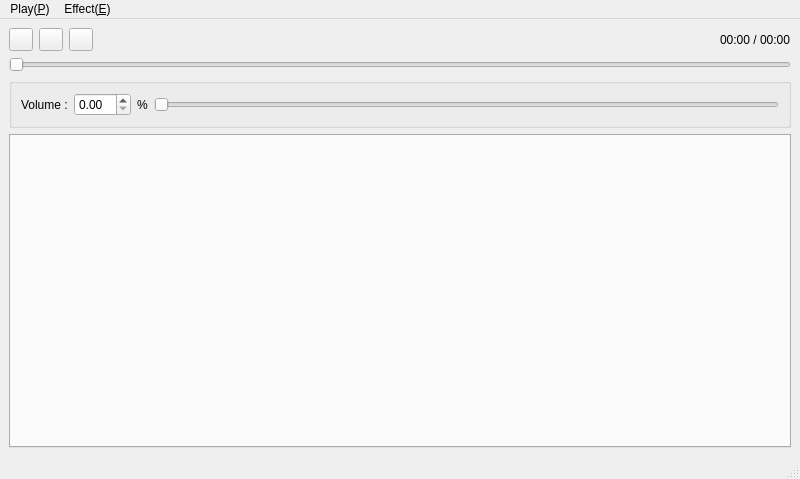
Old version of the form qt_gui/src/MainWnd/MainWnd.ui in the repository ryotayama/hayaemon_windows.
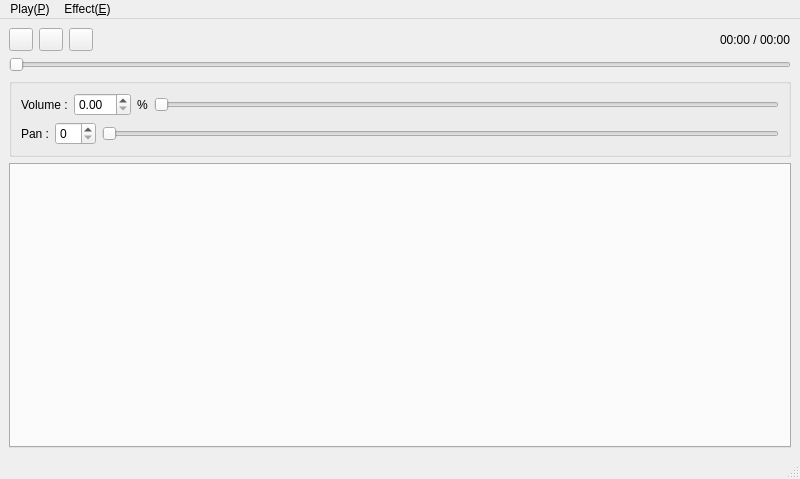
New version of the form. Icons and pictures are not drawn. Custom widgets are drawn as their Qt base class.

What changed in the file:
```diff
--- a/qt_gui/src/MainWnd/MainWnd.ui
+++ b/qt_gui/src/MainWnd/MainWnd.ui
@@ -18,7 +18,7 @@
     <normaloff>:/icon/resource/icon1.ico</normaloff>:/icon/resource/icon1.ico</iconset>
   </property>
   <widget class="QWidget" name="centralwidget">
-   <layout class="QVBoxLayout" name="verticalLayout">
+   <layout class="QVBoxLayout" name="verticalLayout_2">
     <item>
      <layout class="QHBoxLayout" name="horizontalLayout">
       <item>
@@ -103,7 +103,9 @@
       <property name="flat">
        <bool>true</bool>
       </property>
-      <layout class="QHBoxLayout" name="horizontalLayout_2">
+      <layout class="QVBoxLayout" name="verticalLayout">
+       <item>
+        <layout class="QHBoxLayout" name="horizontalLayout_3">
        <item>
         <widget class="QLabel" name="volumeLabel">
          <property name="text">
@@ -129,6 +131,29 @@
         </widget>
        </item>
       </layout>
+       </item>
+       <item>
+        <layout class="QHBoxLayout" name="horizontalLayout_5">
+         <item>
+          <widget class="QLabel" name="panLabel">
+           <property name="text">
+            <string>Pan :</string>
+           </property>
+          </widget>
+         </item>
+         <item>
+          <widget class="QSpinBox" name="panSpinBox"/>
+         </item>
+         <item>
+          <widget class="CSliderCtrlCore" name="panSlider">
+           <property name="orientation">
+            <enum>Qt::Horizontal</enum>
+           </property>
+          </widget>
+         </item>
+        </layout>
+       </item>
+      </layout>
      </widget>
     </item>
     <item>
```
Left out of the diff: 2 changed lines with no effect on the pictures. Lines whose indentation alone changed are shown as unchanged.
